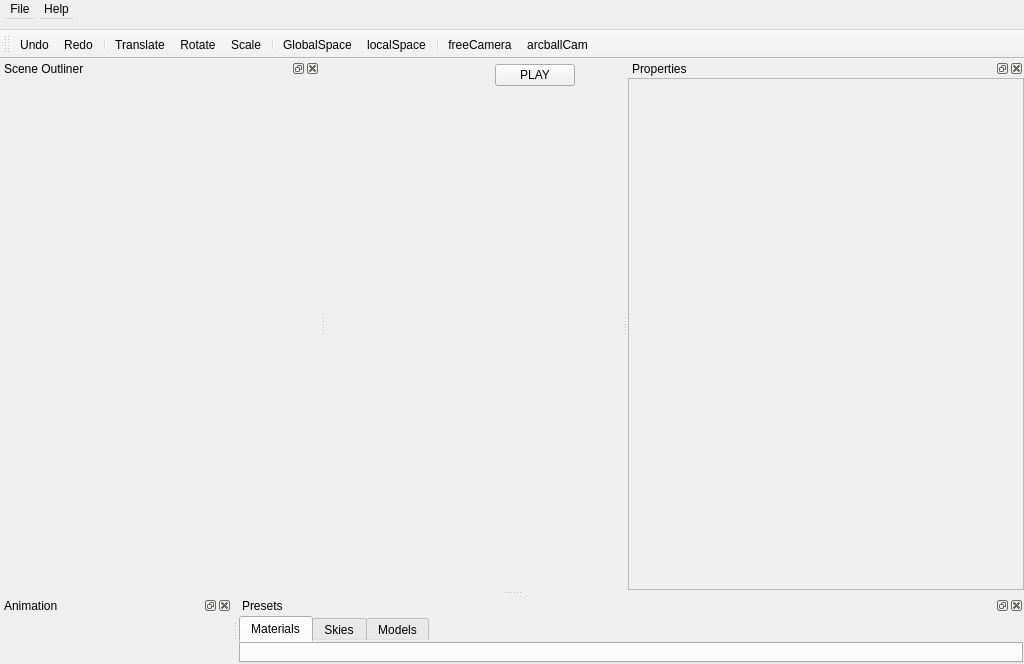
First picture: the form in src/newmainwindow.ui, repository jahshaka/Studio, before the edit.
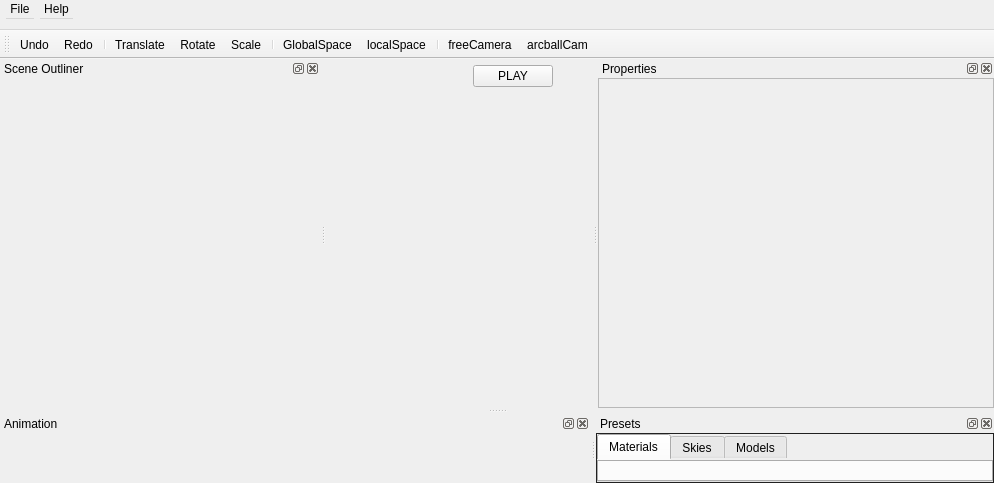
Second picture: the form after the edit. Icons and pictures are not drawn. Custom widgets are drawn as their Qt base class.

Patch:
```diff
--- a/src/newmainwindow.ui
+++ b/src/newmainwindow.ui
@@ -6,8 +6,8 @@
    <rect>
     <x>0</x>
     <y>0</y>
-    <width>1024</width>
-    <height>664</height>
+    <width>994</width>
+    <height>483</height>
    </rect>
   </property>
   <property name="windowTitle">
@@ -229,13 +229,13 @@
          <property name="minimumSize">
           <size>
            <width>0</width>
-           <height>30</height>
+           <height>0</height>
           </size>
          </property>
          <property name="maximumSize">
           <size>
            <width>16777215</width>
-           <height>31</height>
+           <height>32</height>
           </size>
          </property>
          <layout class="QHBoxLayout" name="horizontalLayout">
@@ -275,14 +275,14 @@
            <widget class="QPushButton" name="vrBtn">
             <property name="minimumSize">
              <size>
-              <width>40</width>
+              <width>0</width>
               <height>0</height>
              </size>
             </property>
             <property name="maximumSize">
              <size>
-              <width>40</width>
-              <height>11111</height>
+              <width>16777215</width>
+              <height>16777215</height>
              </size>
             </property>
             <property name="styleSheet">
@@ -343,8 +343,8 @@
     <rect>
      <x>0</x>
      <y>0</y>
-     <width>1024</width>
-     <height>32</height>
+     <width>994</width>
+     <height>30</height>
     </rect>
    </property>
    <property name="sizePolicy">
@@ -396,7 +396,7 @@
    <property name="minimumSize">
     <size>
      <width>320</width>
-     <height>38</height>
+     <height>36</height>
     </size>
    </property>
    <property name="maximumSize">
@@ -405,9 +405,6 @@
      <height>524287</height>
     </size>
    </property>
-   <property name="styleSheet">
-    <string notr="true"/>
-   </property>
    <property name="floating">
     <bool>false</bool>
    </property>
@@ -418,6 +415,12 @@
     <number>1</number>
    </attribute>
    <widget class="SceneHeirarchyWidget" name="sceneHierarchy">
+    <property name="minimumSize">
+     <size>
+      <width>320</width>
+      <height>0</height>
+     </size>
+    </property>
     <property name="styleSheet">
      <string notr="true">:hover {
     border: 1px solid #3498db;
@@ -451,8 +454,8 @@
    </property>
    <property name="minimumSize">
     <size>
-     <width>0</width>
-     <height>0</height>
+     <width>61</width>
+     <height>36</height>
     </size>
    </property>
    <property name="maximumSize">
@@ -461,9 +464,6 @@
      <height>524287</height>
     </size>
    </property>
-   <property name="styleSheet">
-    <string notr="true"/>
-   </property>
    <property name="windowTitle">
     <string>Animation</string>
    </property>
@@ -506,7 +506,7 @@
    <property name="minimumSize">
     <size>
      <width>396</width>
-     <height>322</height>
+     <height>108</height>
     </size>
    </property>
    <property name="maximumSize">
@@ -515,6 +515,9 @@
      <height>524287</height>
     </size>
    </property>
+   <property name="styleSheet">
+    <string notr="true"/>
+   </property>
    <property name="windowTitle">
     <string>Properties</string>
    </property>
@@ -522,12 +525,20 @@
     <number>2</number>
    </attribute>
    <widget class="QWidget" name="dockWidgetContents">
+    <property name="minimumSize">
+     <size>
+      <width>396</width>
+      <height>0</height>
+     </size>
+    </property>
     <property name="styleSheet">
-     <string notr="true">:hover{
+     <string notr="true">QWidget:dockWidgetContents { border: 1px solid #212121; }
+
+:hover{
     border: 1px solid #3498db;
 }</string>
     </property>
-    <layout class="QGridLayout" name="gridLayout_3">
+    <layout class="QVBoxLayout" name="verticalLayout_3">
      <property name="leftMargin">
       <number>0</number>
      </property>
@@ -540,14 +551,23 @@
      <property name="bottomMargin">
       <number>0</number>
      </property>
-     <item row="0" column="0">
+     <item>
       <widget class="QScrollArea" name="propertiesWidget">
+       <property name="sizePolicy">
+        <sizepolicy hsizetype="Preferred" vsizetype="Preferred">
+         <horstretch>0</horstretch>
+         <verstretch>0</verstretch>
+        </sizepolicy>
+       </property>
        <property name="minimumSize">
         <size>
          <width>0</width>
-         <height>300</height>
+         <height>0</height>
         </size>
        </property>
+       <property name="lineWidth">
+        <number>1</number>
+       </property>
        <property name="sizeAdjustPolicy">
         <enum>QAbstractScrollArea::AdjustToContents</enum>
        </property>
@@ -560,11 +580,11 @@
           <x>0</x>
           <y>0</y>
           <width>394</width>
-          <height>300</height>
+          <height>291</height>
          </rect>
         </property>
         <property name="styleSheet">
-         <string notr="true">border:none;</string>
+         <string notr="true">border: 0</string>
         </property>
        </widget>
       </widget>
@@ -574,22 +594,21 @@
   </widget>
   <widget class="QDockWidget" name="PresetsDock">
    <property name="sizePolicy">
-    <sizepolicy hsizetype="Preferred" vsizetype="Preferred">
+    <sizepolicy hsizetype="Fixed" vsizetype="Preferred">
      <horstretch>0</horstretch>
      <verstretch>0</verstretch>
     </sizepolicy>
    </property>
    <property name="minimumSize">
     <size>
-     <width>120</width>
-     <height>68</height>
+     <width>398</width>
+     <height>69</height>
     </size>
    </property>
-   <property name="maximumSize">
-    <size>
-     <width>524287</width>
-     <height>524287</height>
-    </size>
+   <property name="styleSheet">
+    <string notr="true">#objectview {
+	border: 1px solid #212121;
+}</string>
    </property>
    <property name="features">
     <set>QDockWidget::AllDockWidgetFeatures</set>
@@ -602,14 +621,14 @@
    </attribute>
    <widget class="QWidget" name="objectview">
     <property name="sizePolicy">
-     <sizepolicy hsizetype="MinimumExpanding" vsizetype="Preferred">
+     <sizepolicy hsizetype="Preferred" vsizetype="Preferred">
       <horstretch>0</horstretch>
       <verstretch>0</verstretch>
      </sizepolicy>
     </property>
     <property name="minimumSize">
      <size>
-      <width>120</width>
+      <width>0</width>
       <height>0</height>
      </size>
     </property>
@@ -631,6 +650,9 @@
      <property name="bottomMargin">
       <number>1</number>
      </property>
+     <property name="spacing">
+      <number>7</number>
+     </property>
      <item row="0" column="0">
       <widget class="QTabWidget" name="tabWidget">
        <property name="sizePolicy">
@@ -641,7 +663,7 @@
        </property>
        <property name="minimumSize">
         <size>
-         <width>120</width>
+         <width>396</width>
          <height>0</height>
         </size>
        </property>
@@ -652,6 +674,21 @@
         <number>0</number>
        </property>
        <widget class="QWidget" name="materials">
+        <property name="sizePolicy">
+         <sizepolicy hsizetype="Preferred" vsizetype="Preferred">
+          <horstretch>0</horstretch>
+          <verstretch>0</verstretch>
+         </sizepolicy>
+        </property>
+        <property name="minimumSize">
+         <size>
+          <width>0</width>
+          <height>0</height>
+         </size>
+        </property>
+        <property name="styleSheet">
+         <string notr="true">border: 0</string>
+        </property>
         <attribute name="title">
          <string>Materials</string>
         </attribute>
@@ -669,7 +706,17 @@
           <number>0</number>
          </property>
          <item row="0" column="0">
-          <widget class="MaterialSets" name="materialpresets" native="true"/>
+          <widget class="MaterialSets" name="materialpresets" native="true">
+           <property name="sizePolicy">
+            <sizepolicy hsizetype="Preferred" vsizetype="Preferred">
+             <horstretch>0</horstretch>
+             <verstretch>0</verstretch>
+            </sizepolicy>
+           </property>
+           <property name="styleSheet">
+            <string notr="true"/>
+           </property>
+          </widget>
          </item>
         </layout>
        </widget>
@@ -955,12 +1002,6 @@
    <header>src/widgets/animationwidget.h</header>
    <container>1</container>
   </customwidget>
-  <customwidget>
-   <class>ModelPresets</class>
-   <extends>QWidget</extends>
-   <header>src/widgets/modelpresets.h</header>
-   <container>1</container>
-  </customwidget>
   <customwidget>
    <class>MaterialSets</class>
    <extends>QWidget</extends>
@@ -973,18 +1014,24 @@
    <header>src/widgets/sceneheirarchywidget.h</header>
    <container>1</container>
   </customwidget>
-  <customwidget>
-   <class>SkyPresets</class>
-   <extends>QWidget</extends>
-   <header>src/widgets/skypresets.h</header>
-   <container>1</container>
-  </customwidget>
   <customwidget>
    <class>SceneNodePropertiesWidget</class>
    <extends>QWidget</extends>
    <header>src/widgets/scenenodepropertieswidget.h</header>
    <container>1</container>
   </customwidget>
+  <customwidget>
+   <class>SkyPresets</class>
+   <extends>QWidget</extends>
+   <header>src/widgets/skypresets.h</header>
+   <container>1</container>
+  </customwidget>
+  <customwidget>
+   <class>ModelPresets</class>
+   <extends>QWidget</extends>
+   <header>src/widgets/modelpresets.h</header>
+   <container>1</container>
+  </customwidget>
  </customwidgets>
  <resources>
   <include location="../icons.qrc"/>
```
Left out of the diff: 68 changed lines with no effect on the pictures.
